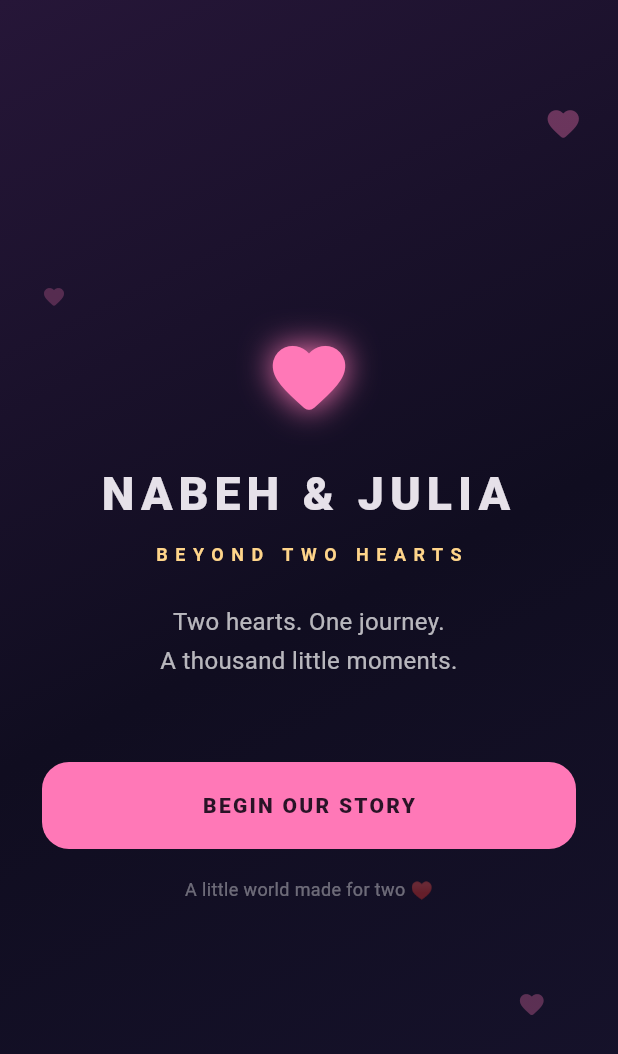
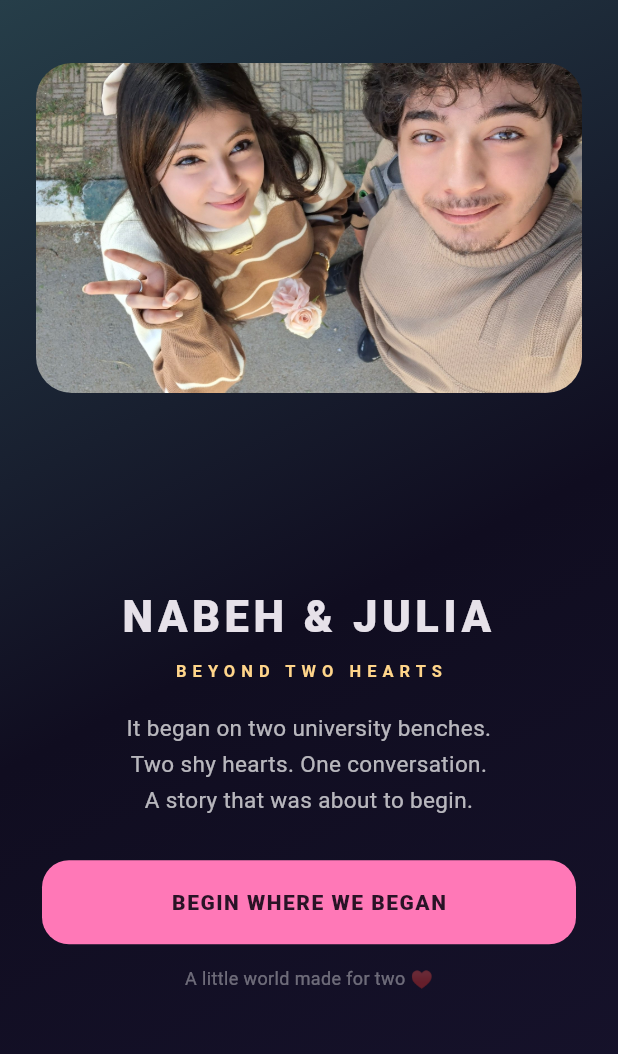
Before and after one commit to nabehkallash-blip/nabeh-and-julia-beyond-two-hearts, a Flutter app: the screen it shows after launch, on a phone screen of 412 x 824 dp. Shown: the top 1054 px of the screen. Run offline on Flutter 3.47's test engine with Material 3 defaults, Android fonts, the phone set to English and light mode, and no system bars.

Commit message:
Make the game begin with our real story

```diff
--- a/lib/screens/home_screen.dart
+++ b/lib/screens/home_screen.dart
@@ -14,108 +14,63 @@ class HomeScreen extends StatelessWidget {
           gradient: LinearGradient(
             begin: Alignment.topLeft,
             end: Alignment.bottomRight,
-            colors: [
-              Color(0xFF261638),
-              AppTheme.background,
-              Color(0xFF17132D),
-            ],
+            colors: [Color(0xFF263E49), AppTheme.background, Color(0xFF17132D)],
           ),
         ),
         child: SafeArea(
           child: Stack(
             children: [
-              const Positioned(
-                top: 70,
-                right: 24,
-                child: _FloatingHeart(size: 25, opacity: 0.35),
-              ),
-              const Positioned(
-                top: 190,
-                left: 28,
-                child: _FloatingHeart(size: 16, opacity: 0.25),
-              ),
-              const Positioned(
-                bottom: 145,
-                right: 48,
-                child: _FloatingHeart(size: 19, opacity: 0.30),
+              Positioned(
+                top: 42, left: 24, right: 24, height: 220,
+                child: ClipRRect(
+                  borderRadius: BorderRadius.circular(24),
+                  child: Image.asset(
+                    'assets/images/together.jpg',
+                    fit: BoxFit.cover,
+                    errorBuilder: (_, __, ___) => const ColoredBox(color: AppTheme.surface),
+                  ),
+                ),
               ),
               Center(
                 child: Padding(
-                  padding: const EdgeInsets.symmetric(horizontal: 28),
+                  padding: const EdgeInsets.fromLTRB(28, 245, 28, 18),
                   child: Column(
                     mainAxisAlignment: MainAxisAlignment.center,
                     children: [
-                      const Icon(
-                        Icons.favorite_rounded,
-                        size: 58,
-                        color: AppTheme.pink,
-                        shadows: [
-                          Shadow(color: AppTheme.pink, blurRadius: 28),
-                        ],
+                      const Text('NABEH & JULIA',
+                        textAlign: TextAlign.center,
+                        style: TextStyle(fontSize: 29, letterSpacing: 3,
+                          fontWeight: FontWeight.w800)),
+                      const SizedBox(height: 8),
+                      const Text('BEYOND TWO HEARTS',
+                        style: TextStyle(color: AppTheme.gold, fontSize: 11,
+                          letterSpacing: 4, fontWeight: FontWeight.w600)),
+                      const SizedBox(height: 18),
+                      const Text(
+                        'It began on two university benches.\nTwo shy hearts. One conversation.\nA story that was about to begin.',
+                        textAlign: TextAlign.center,
+                        style: TextStyle(color: Colors.white70, height: 1.6, fontSize: 15),
                       ),
-                      const SizedBox(height: 26),
-                      const Text(
-                        'NABEH & JULIA',
-                        textAlign: TextAlign.center,
-                        style: TextStyle(
-                          fontSize: 31,
-                          letterSpacing: 4,
-                          fontWeight: FontWeight.w800,
-                        ),
-                      ),
-                      const SizedBox(height: 10),
-                      const Text(
-                        'BEYOND TWO HEARTS',
-                        style: TextStyle(
-                          color: AppTheme.gold,
-                          fontSize: 12,
-                          letterSpacing: 5,
-                          fontWeight: FontWeight.w600,
-                        ),
-                      ),
-                      const SizedBox(height: 24),
-                      const Text(
-                        'Two hearts. One journey.\nA thousand little moments.',
-                        textAlign: TextAlign.center,
-                        style: TextStyle(
-                          color: Colors.white70,
-                          height: 1.6,
-                          fontSize: 16,
-                        ),
-                      ),
-                      const SizedBox(height: 54),
+                      const SizedBox(height: 28),
                       SizedBox(
-                        width: double.infinity,
-                        height: 58,
+                        width: double.infinity, height: 56,
                         child: FilledButton(
                           style: FilledButton.styleFrom(
                             backgroundColor: AppTheme.pink,
                             foregroundColor: const Color(0xFF291326),
                             shape: RoundedRectangleBorder(
-                              borderRadius: BorderRadius.circular(18),
-                            ),
+                              borderRadius: BorderRadius.circular(18)),
                           ),
-                          onPressed: () {
-                            Navigator.of(context).push(
-                              MaterialPageRoute<void>(
-                                builder: (_) => const GameScreen(),
-                              ),
-                            );
-                          },
-                          child: const Text(
-                            'BEGIN OUR STORY',
-                            style: TextStyle(
-                              fontWeight: FontWeight.w800,
-                              letterSpacing: 1.5,
-                            ),
+                          onPressed: () => Navigator.of(context).push(
+                            MaterialPageRoute<void>(builder: (_) => const GameScreen()),
                           ),
+                          child: const Text('BEGIN WHERE WE BEGAN',
+                            style: TextStyle(fontWeight: FontWeight.w800, letterSpacing: 1)),
                         ),
                       ),
-                      const SizedBox(height: 18),
-                      const Text(
-                        'A little world made for two ♥',
-                        style: TextStyle(color: Colors.white38, fontSize: 12),
-                      ),
+                      const SizedBox(height: 14),
+                      const Text('A little world made for two ♥',
+                        style: TextStyle(color: Colors.white38, fontSize: 12)),
                     ],
                   ),
                 ),
@@ -127,19 +82,3 @@ class HomeScreen extends StatelessWidget {
     );
   }
 }
-
-class _FloatingHeart extends StatelessWidget {
-  const _FloatingHeart({required this.size, required this.opacity});
-
-  final double size;
-  final double opacity;
-
-  @override
-  Widget build(BuildContext context) {
-    return Icon(
-      Icons.favorite_rounded,
-      size: size,
-      color: AppTheme.pink.withValues(alpha: opacity),
-    );
-  }
-}
```
